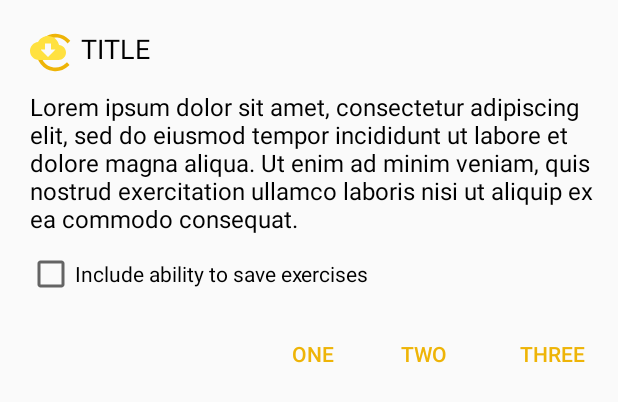
After one commit to anjacrnec/Cryptographer, an Android app: the layout dialog_custom.xml on its own in the app's theme, with its tools: preview values and no code run, on a phone screen of 412 x 824 dp. The commit adds this screen. Shown: the top 402 px of the screen. Run offline under Robolectric (Android 15) with nearby library versions, the phone set to English and light mode, and no system bars.

Commit message:
progress for installing features

```diff
--- a/app/build.gradle
+++ b/app/build.gradle
@@ -54,6 +54,7 @@ dependencies {
     api 'com.google.android.material:material:1.0.0'
     api 'net.cachapa.expandablelayout:expandablelayout:2.9.2'
     api"org.jetbrains.kotlin:kotlin-reflect:$kotlin_version"
+    implementation 'androidx.lifecycle:lifecycle-extensions:2.2.0'
 
 
 }}
--- /dev/null
+++ b/app/src/main/res/layout/dialog_custom.xml
@@ -0,0 +1,105 @@
+<?xml version="1.0" encoding="utf-8"?>
+<androidx.constraintlayout.widget.ConstraintLayout
+    xmlns:android="http://schemas.android.com/apk/res/android"
+    xmlns:app="http://schemas.android.com/apk/res-auto"
+    xmlns:tools="http://schemas.android.com/tools"
+    android:layout_width="match_parent"
+    android:layout_height="wrap_content"
+   >
+
+
+
+    <ProgressBar
+        android:id="@+id/dialog_progress"
+        android:layout_width="30dp"
+        android:layout_height="30dp"
+        android:layout_marginTop="20dp"
+        android:layout_marginStart="20dp"
+        app:layout_constraintStart_toStartOf="parent"
+        app:layout_constraintTop_toTopOf="parent"
+        app:layout_constraintEnd_toStartOf="@id/dialog_title"
+        />
+
+
+    <ImageView
+        android:id="@+id/dialog_icon"
+        android:layout_width="wrap_content"
+        android:layout_height="wrap_content"
+        android:layout_marginTop="20dp"
+        android:layout_marginStart="20dp"
+        app:layout_constraintStart_toStartOf="parent"
+        app:layout_constraintTop_toTopOf="parent"
+        tools:src="@drawable/ic_download" />
+
+    <TextView
+        android:id="@+id/dialog_title"
+        android:layout_width="wrap_content"
+        android:layout_height="wrap_content"
+        android:layout_marginTop="20dp"
+        android:layout_marginStart="10dp"
+        android:textAllCaps="true"
+        android:textColor="@android:color/black"
+        android:textSize="18sp"
+        app:layout_constraintStart_toEndOf="@+id/dialog_icon"
+        app:layout_constraintTop_toTopOf="parent"
+        tools:text="TITLE" />
+
+    <TextView
+        android:id="@+id/dialog_body"
+        android:layout_width="match_parent"
+        android:layout_height="wrap_content"
+        android:layout_marginTop="15dp"
+        android:layout_marginStart="20dp"
+        android:layout_marginEnd="15dp"
+        android:textSize="16sp"
+        android:textColor="@android:color/black"
+        app:layout_constraintEnd_toEndOf="parent"
+        app:layout_constraintStart_toStartOf="parent"
+        app:layout_constraintTop_toBottomOf="@+id/dialog_title"
+        tools:text="Lorem ipsum dolor sit amet, consectetur adipiscing elit, sed do eiusmod tempor incididunt ut labore et dolore magna aliqua. Ut enim ad minim veniam, quis nostrud exercitation ullamco laboris nisi ut aliquip ex ea commodo consequat." />
+
+    <CheckBox
+        android:id="@+id/dialog_checkbox"
+        android:layout_width="wrap_content"
+        android:layout_height="wrap_content"
+        android:layout_marginTop="10dp"
+        android:layout_marginStart="18dp"
+        tools:text="Include ability to save exercises"
+        app:layout_constraintStart_toStartOf="parent"
+        android:textSize="14sp"
+        app:layout_constraintTop_toBottomOf="@+id/dialog_body" />
+
+    <LinearLayout
+        android:layout_width="wrap_content"
+        android:layout_height="wrap_content"
+        android:layout_marginTop="10dp"
+        android:layout_marginEnd="10dp"
+        android:layout_marginBottom="20dp"
+        app:layout_constraintBottom_toBottomOf="parent"
+        app:layout_constraintEnd_toEndOf="parent"
+        app:layout_constraintTop_toBottomOf="@+id/dialog_checkbox">
+
+        <Button
+            android:id="@+id/dialog_option_one"
+            style="@style/Widget.AppCompat.Button.ButtonBar.AlertDialog"
+            android:layout_width="wrap_content"
+            android:layout_height="wrap_content"
+            android:layout_marginEnd="10sp"
+            tools:text="One" />
+
+        <Button
+            android:id="@+id/dialog_option_two"
+            style="@style/Widget.AppCompat.Button.ButtonBar.AlertDialog"
+            android:layout_width="wrap_content"
+            android:layout_height="wrap_content"
+            android:layout_marginEnd="20sp"
+            tools:text="two" />
+
+        <Button
+            android:id="@+id/dialog_option_three"
+            style="@style/Widget.AppCompat.Button.ButtonBar.AlertDialog"
+            android:layout_width="wrap_content"
+            android:layout_height="wrap_content"
+            tools:text="three" />
+    </LinearLayout>
+</androidx.constraintlayout.widget.ConstraintLayout>
```
Also changed, not shown: app/src/main/java/com/appbundles/cryptographer/CustomDialog.kt (+44 -42 lines), app/src/main/java/com/appbundles/cryptographer/MainActivity.kt (+67 -8 lines), app/src/main/java/com/appbundles/cryptographer/MainViewModel.kt (added, +64 -0 lines), app/src/main/res/layout/dialog_feature_download.xml (deleted, +0 -92 lines), 1 other file.
